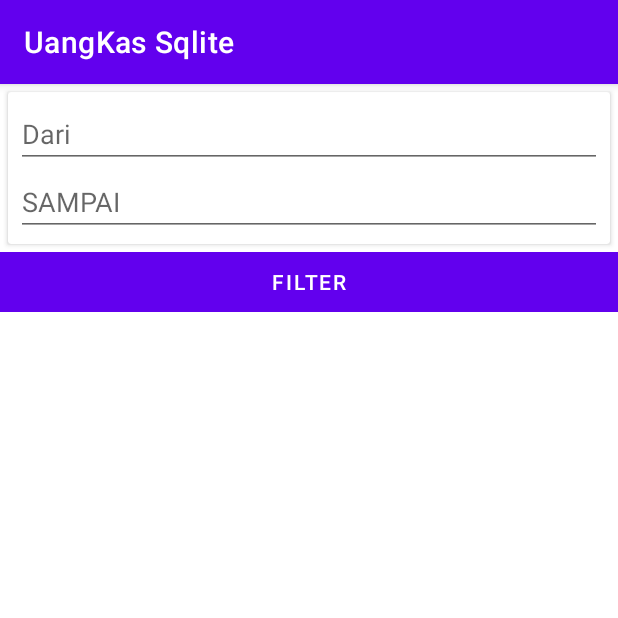
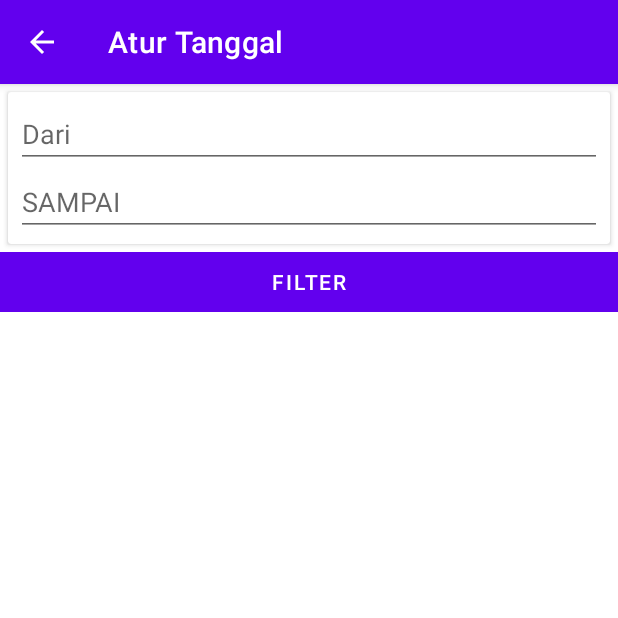
Before and after one commit to rezkyputri/android4, an Android app: the FilterActivity screen opened directly, with no data from a screen before it, on a phone screen of 412 x 824 dp, the top half of it. Run offline under Robolectric (Android 15) with nearby library versions, the phone set to English and light mode, and no system bars; libraries missing offline, so code that uses them is left out: com.andexert.library, com.leavjenn.smoothdaterangepicker; plain views replace RippleView, ShadowLayout; 2 statements that could not run were skipped.

Commit message:
Menambahkan Filter Activity

```diff
--- a/app/src/main/java/com/rezkyputriamalia/uangkassqlite/FilterActivity.java
+++ b/app/src/main/java/com/rezkyputriamalia/uangkassqlite/FilterActivity.java
@@ -1,14 +1,102 @@
 package com.rezkyputriamalia.uangkassqlite;
 
+import androidx.annotation.Nullable;
 import androidx.appcompat.app.AppCompatActivity;
 
+import android.app.DatePickerDialog;
 import android.os.Bundle;
+import android.view.View;
+import android.widget.Button;
+import android.widget.DatePicker;
+import android.widget.EditText;
+import android.widget.Toast;
+
+import com.andexert.library.RippleView;
+import com.rezkyputriamalia.uangkassqlite.helper.CurrentDate;
+
+import java.text.DecimalFormat;
+import java.text.NumberFormat;
 
 public class FilterActivity extends AppCompatActivity {
 
-    @Override
-    protected void onCreate(Bundle savedInstanceState) {
-        super.onCreate(savedInstanceState);
-        setContentView(R.layout.activity_filter);
-    }
+   MainActivity M = new MainActivity();
+
+   EditText edit_dari, edit_ke;
+   Button btn_filter;
+   RippleView rip_filter;
+
+   DatePickerDialog datePickerDialog;
+
+   @Override
+   protected void onCreate(@Nullable Bundle savedInstanceState) {
+      super.onCreate(savedInstanceState);
+      setContentView(R.layout.activity_filter);
+
+      edit_dari  = (EditText) findViewById(R.id.edit_dari);
+      edit_ke    = (EditText) findViewById(R.id.edit_ke);
+      btn_filter = (Button) findViewById(R.id.btn_filter);
+      rip_filter = (RippleView) findViewById(R.id.rip_filter);
+
+      edit_dari.setOnClickListener(new View.OnClickListener() {
+         @Override
+         public void onClick(View v) {
+            datePickerDialog = new DatePickerDialog(FilterActivity.this, new DatePickerDialog.OnDateSetListener() {
+               @Override
+               public void onDateSet(DatePicker view, int year, int month_of_year, int day_of_month) {
+                  NumberFormat numberFormat = new DecimalFormat("00");
+                  M.tgl_dari = year + "-" + numberFormat.format(month_of_year + 1)  + "-" +
+                          numberFormat.format(day_of_month);
+                  edit_dari.setText(numberFormat.format(day_of_month) + "/" +
+                          numberFormat.format(month_of_year + 1)+
+                          "/" + year);
+               }
+            }, CurrentDate.year, CurrentDate.month, CurrentDate.day);
+            datePickerDialog.show();
+         }
+      });
+
+      edit_ke.setOnClickListener(new View.OnClickListener() {
+         @Override
+         public void onClick(View v) {
+            datePickerDialog = new DatePickerDialog(FilterActivity.this, new DatePickerDialog.OnDateSetListener() {
+               @Override
+               public void onDateSet(DatePicker view, int year, int month_of_year, int day_of_month) {
+                  NumberFormat numberFormat = new DecimalFormat("00");
+                  M.tgl_dari = year + "-" + numberFormat.format(month_of_year + 1)  + "-" +
+                          numberFormat.format(day_of_month);
+                  edit_ke.setText(numberFormat.format(day_of_month) + "/" +
+                          numberFormat.format(month_of_year + 1)+
+                          "/" + year);
+               }
+            }, CurrentDate.year, CurrentDate.month, CurrentDate.day);
+            datePickerDialog.show();
+         }
+      });
+
+      rip_filter.setOnRippleCompleteListener(new RippleView.OnRippleCompleteListener() {
+         @Override
+         public void onComplete(RippleView rippleView) {
+            if (edit_dari.getText().toString().equals("") ||
+            edit_ke.getText().toString().equals("")){
+               Toast.makeText(getApplicationContext(), "Isi Data Dengan Benar",
+                       Toast.LENGTH_LONG).show();
+            } else {
+               M.filter = true;
+               M.text_filter.setText(edit_dari.getText().toString() + " - " +
+                       edit_ke.getText().toString() );
+               M.text_filter.setVisibility(View.VISIBLE);
+               finish();
+            }
+         }
+      });
+
+      getSupportActionBar().setDisplayHomeAsUpEnabled(true);
+      getSupportActionBar().setTitle("Atur Tanggal");
+   }
+
+   @Override
+   public boolean onSupportNavigateUp() {
+      finish();
+      return true;
+   }
 }
--- a/app/src/main/java/com/rezkyputriamalia/uangkassqlite/MainActivity.java
+++ b/app/src/main/java/com/rezkyputriamalia/uangkassqlite/MainActivity.java
@@ -106,6 +106,7 @@ public class MainActivity extends AppCompatActivity {
 
         //noinspection SimplifiableIfStatement
         if (id == R.id.action_filter) {
+            startActivity(new Intent(MainActivity.this, FilterActivity.class));
             return true;
         }
 
--- a/app/src/main/res/values/strings.xml
+++ b/app/src/main/res/values/strings.xml
@@ -1,6 +1,6 @@
 <resources>
     <string name="app_name">UangKas Sqlite</string>
-    <string name="action_filter">Cara Data</string>
+    <string name="action_filter">Cari Data</string>
     <!-- Strings used for fragments for navigation -->
     <string name="first_fragment_label">First Fragment</string>
     <string name="second_fragment_label">Second Fragment</string>
```
